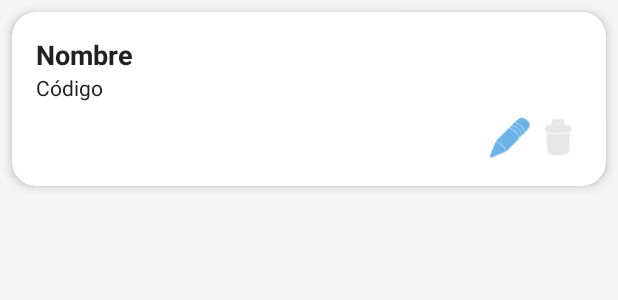
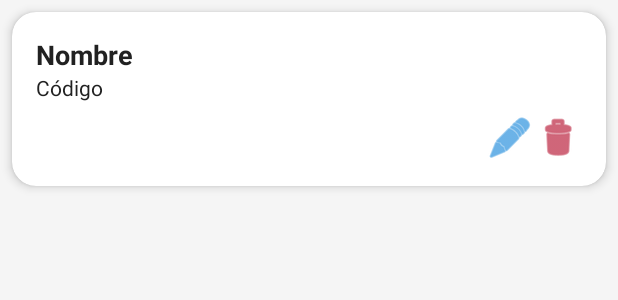
Before and after one commit to dsaulcuevaramos/ProyectMovil, an Android app: the layout cursos_item.xml on its own in the app's theme, with its tools: preview values and no code run, on a phone screen of 412 x 824 dp. Shown: the top 300 px of the screen. Run offline under Robolectric (Android 15) with nearby library versions, the phone set to English and light mode, and no system bars.

Commit message:
fix: solución error botones(add curso - eliminar)

```diff
--- a/app/src/main/res/layout/cursos_fragment_all.xml
+++ b/app/src/main/res/layout/cursos_fragment_all.xml
@@ -17,7 +17,7 @@
         android:layout_margin="16dp"
         android:contentDescription="@string/cursos_btn_agregar"
         app:srcCompat="@drawable/ic_add"
-        app:tint="@color/white"/>
+        app:tint="@color/on_primary"/>
 
     <androidx.recyclerview.widget.RecyclerView
         android:id="@+id/recyclerCursos"
--- a/app/src/main/res/layout/cursos_item.xml
+++ b/app/src/main/res/layout/cursos_item.xml
@@ -57,7 +57,7 @@
                 android:background="?attr/selectableItemBackgroundBorderless"
                 android:contentDescription="@string/btn_eliminar"
                 android:src="@android:drawable/ic_menu_delete"
-                app:tint="@color/colorError"
+                app:tint="@color/design_default_color_error"
                 tools:ignore="TouchTargetSizeCheck,ImageContrastCheck" />
         </LinearLayout>
     </LinearLayout>
```
